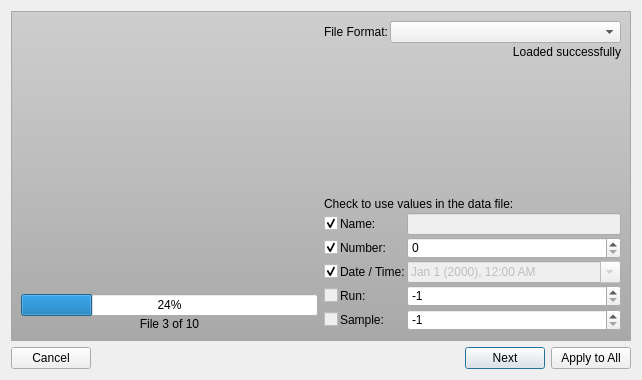
acquaman/acquaman, file source/ui/AMImportControllerWidget.ui: the form before one commit.
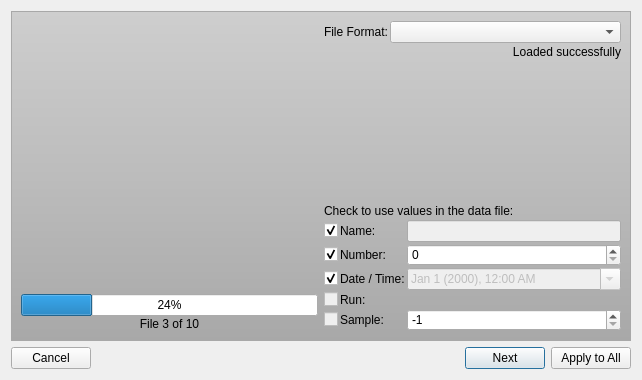
The form after the commit.

```diff
--- a/source/ui/AMImportControllerWidget.ui
+++ b/source/ui/AMImportControllerWidget.ui
@@ -7,7 +7,7 @@
     <x>0</x>
     <y>0</y>
     <width>642</width>
-    <height>370</height>
+    <height>380</height>
    </rect>
   </property>
   <property name="minimumSize">
@@ -226,19 +226,6 @@
             </property>
            </widget>
           </item>
-          <item row="3" column="2">
-           <widget class="QSpinBox" name="runEdit">
-            <property name="minimum">
-             <number>-1</number>
-            </property>
-            <property name="maximum">
-             <number>999999999</number>
-            </property>
-            <property name="value">
-             <number>-1</number>
-            </property>
-           </widget>
-          </item>
           <item row="4" column="0">
            <widget class="QCheckBox" name="checkSample">
             <property name="enabled">
```
